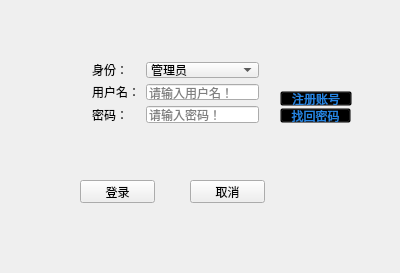
The window that login.ui (liwen123cd/curly-tribble) describes before a commit, drawn with Qt 5.
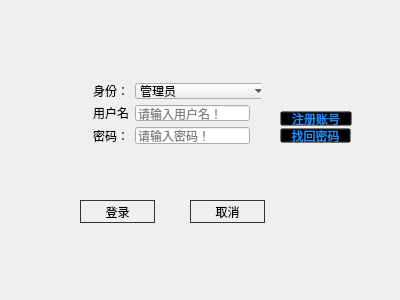
The same window after the commit. Icons and pictures are not drawn.

```diff
--- a/login.ui
+++ b/login.ui
@@ -10,12 +10,12 @@
     <x>0</x>
     <y>0</y>
     <width>400</width>
-    <height>273</height>
+    <height>300</height>
    </rect>
   </property>
   <property name="font">
    <font>
-    <family>Microsoft YaHei</family>
+    <family>Microsoft YaHei UI</family>
    </font>
   </property>
   <property name="windowTitle">
@@ -32,22 +32,54 @@
    <bool>false</bool>
 =======
    <bool>true</bool>
->>>>>>> e1ed8846bf6c8f42f6ff56b209d6182aac7777d8
+  </property>
+  <property name="styleSheet">
+   <string notr="true">QWidget {
+font: 9pt &quot;Microsoft YaHei UI&quot;;
+}
+</string>
   </property>
   <widget class="QPushButton" name="pushButton">
    <property name="geometry">
     <rect>
      <x>80</x>
-     <y>180</y>
+     <y>200</y>
      <width>75</width>
      <height>23</height>
     </rect>
    </property>
    <property name="font">
     <font>
-     <family>Microsoft YaHei</family>
+     <family>Microsoft YaHei UI</family>
+     <pointsize>9</pointsize>
+     <weight>50</weight>
+     <italic>false</italic>
+     <bold>false</bold>
     </font>
    </property>
+   <property name="styleSheet">
+    <string notr="true">QPushButton {
+    border: 1px solid #333333;
+    padding: 3px;
+    min-width: 65px;
+    min-height: 12px;
+}
+
+QPushButton:hover {
+    background-color: lightslategrey;
+    border-color: #444444;
+}
+
+QPushButton:pressed {
+    background-color: #444444;
+    border-color: #333333;
+    color: antiquewhite;
+}
+
+QPushButton:disabled {
+    color: #333333;
+}</string>
+   </property>
    <property name="text">
     <string>登录</string>
    </property>
@@ -56,16 +88,43 @@
    <property name="geometry">
     <rect>
      <x>190</x>
-     <y>180</y>
+     <y>200</y>
      <width>75</width>
      <height>23</height>
     </rect>
    </property>
    <property name="font">
     <font>
-     <family>Microsoft YaHei</family>
+     <family>Microsoft YaHei UI</family>
+     <pointsize>9</pointsize>
+     <weight>50</weight>
+     <italic>false</italic>
+     <bold>false</bold>
     </font>
    </property>
+   <property name="styleSheet">
+    <string notr="true">QPushButton {
+    border: 1px solid #333333;
+    padding: 3px;
+    min-width: 65px;
+    min-height: 12px;
+}
+
+QPushButton:hover {
+    background-color: lightslategrey;
+    border-color: #444444;
+}
+
+QPushButton:pressed {
+    background-color: #444444;
+    border-color: #333333;
+    color: antiquewhite;
+}
+
+QPushButton:disabled {
+    color: #333333;
+}</string>
+   </property>
    <property name="text">
     <string>取消</string>
    </property>
@@ -74,7 +133,7 @@
    <property name="geometry">
     <rect>
      <x>280</x>
-     <y>80</y>
+     <y>100</y>
      <width>82</width>
      <height>54</height>
     </rect>
@@ -97,7 +156,7 @@
       <property name="styleSheet">
        <string notr="true">QPushButton
 {
-    color:rgb(38 , 133 , 227);
+    color:dodgerblue;
     background-color:transparent;
 }
 
@@ -121,7 +180,7 @@
       <property name="styleSheet">
        <string notr="true">QPushButton
 {
-    color:rgb(38 , 133 , 227);
+    color:dodgerblue;
     background-color:transparent;
 }
 
@@ -142,12 +201,12 @@
     </item>
    </layout>
   </widget>
-  <widget class="QWidget" name="layoutWidget">
+  <widget class="QWidget" name="">
    <property name="geometry">
     <rect>
-     <x>81</x>
-     <y>51</y>
-     <width>189</width>
+     <x>82</x>
+     <y>72</y>
+     <width>179</width>
      <height>83</height>
     </rect>
    </property>
@@ -167,6 +226,12 @@
       <property name="enabled">
        <bool>true</bool>
       </property>
+      <property name="styleSheet">
+       <string notr="true">QComboBox{
+	font: 9pt &quot;Microsoft YaHei UI&quot;;
+	min-width:133px;
+}</string>
+      </property>
       <item>
        <property name="text">
         <string>管理员</string>
@@ -183,11 +248,15 @@
      <widget class="QLabel" name="label">
       <property name="font">
        <font>
-        <family>Microsoft YaHei</family>
+        <family>Microsoft YaHei UI</family>
+        <pointsize>9</pointsize>
+        <weight>50</weight>
+        <italic>false</italic>
+        <bold>false</bold>
        </font>
       </property>
       <property name="text">
-       <string>用户名：</string>
+       <string>用户名</string>
       </property>
      </widget>
     </item>
@@ -217,7 +286,11 @@
      <widget class="QLabel" name="label_2">
       <property name="font">
        <font>
-        <family>Microsoft YaHei</family>
+        <family>Microsoft YaHei UI</family>
+        <pointsize>9</pointsize>
+        <weight>50</weight>
+        <italic>false</italic>
+        <bold>false</bold>
        </font>
       </property>
       <property name="text">
```
Left out of the diff: 16 changed lines with no effect on the pictures.
